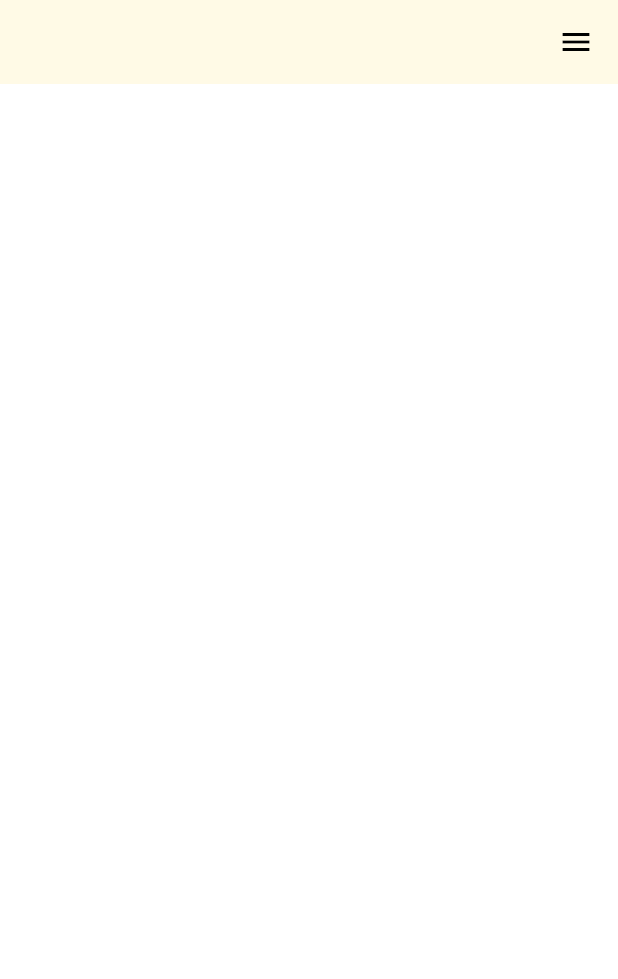
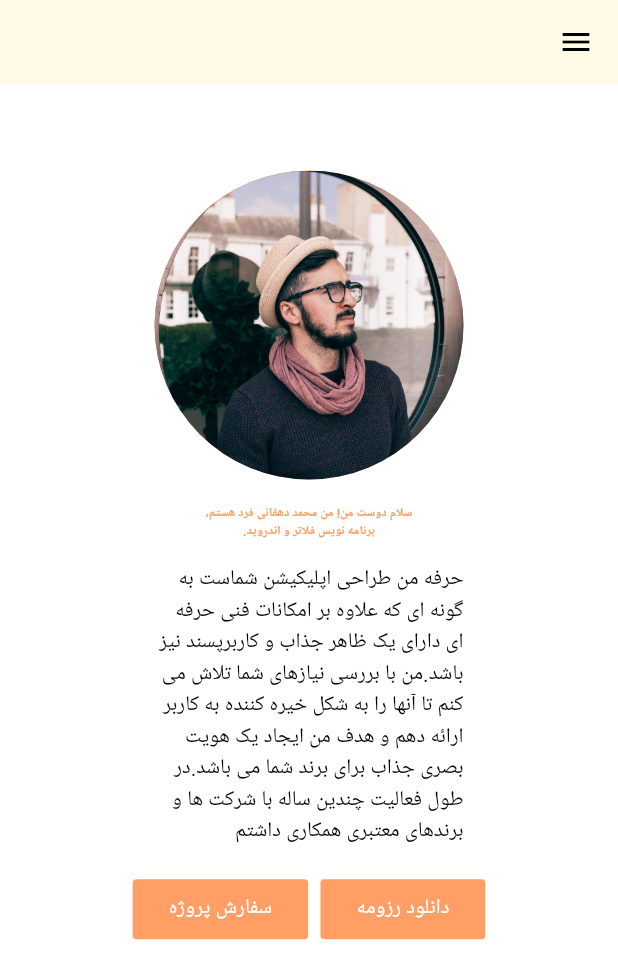
Before and after one commit to mohammad-dehghanifard/flutter_portfolio, a Flutter app: the screen it shows after launch, on a phone screen of 412 x 824 dp. Shown: the top 979 px of the screen. Run offline on Flutter 3.47's test engine with Material 3 defaults, Android fonts, the phone set to English and light mode, and no system bars.

Commit message:
impl MainContentWidget custom widget

```diff
--- a/lib/pages/main_page.dart
+++ b/lib/pages/main_page.dart
@@ -1,5 +1,6 @@
 import 'package:flutter/material.dart';
 import 'package:flutter_portfolio/helpers/responsive.dart';
+import 'package:flutter_portfolio/widgets/main_content_web_widget.dart';
 import 'package:flutter_portfolio/widgets/web_navigation_item_widget.dart';
 
 class MainPage extends StatelessWidget {
@@ -22,7 +23,9 @@ class MainPage extends StatelessWidget {
           body: AnimatedPadding(
             duration: const Duration(milliseconds: 300),
             padding: EdgeInsets.all(MediaQuery.sizeOf(context).width * 0.01),
+            child: SingleChildScrollView(
               child: Column(
+                crossAxisAlignment: CrossAxisAlignment.start,
                   children: [
                     // web navigation
                     if(Responsive.isDesktop(context))
@@ -31,8 +34,12 @@ class MainPage extends StatelessWidget {
                             text: webNavItem[index].text,
                             onTap: webNavItem[index].onTap)
                         ),
-                    )
+                      ),
+                    SizedBox(height: MediaQuery.sizeOf(context).height * 0.065),
+                    // main content
+                    const MainContentWidget()
                   ],
+              ),
             ),
           ),
         )
--- /dev/null
+++ b/lib/widgets/app_button_widget.dart
@@ -0,0 +1,26 @@
+import 'package:flutter/material.dart';
+
+class AppButtonWidget extends StatelessWidget {
+  const AppButtonWidget({
+    super.key, required this.text, required this.onTap,
+  });
+
+  final String text;
+  final VoidCallback onTap;
+
+  @override
+  Widget build(BuildContext context) {
+    return ElevatedButton(
+        style: ButtonStyle(
+            backgroundColor: MaterialStatePropertyAll(Theme.of(context).colorScheme.primaryContainer),
+            elevation: const MaterialStatePropertyAll(0),
+            shape: MaterialStatePropertyAll(
+                RoundedRectangleBorder(
+                    borderRadius: BorderRadius.circular(MediaQuery.sizeOf(context).width * 0.006)
+                )
+            )
+        ),
+        onPressed: onTap,
+        child: Text(text,style: const TextStyle(color: Colors.white),));
+  }
+}
--- /dev/null
+++ b/lib/widgets/main_content_web_widget.dart
@@ -0,0 +1,79 @@
+import 'package:flutter/material.dart';
+import 'package:flutter_portfolio/helpers/responsive.dart';
+import 'package:flutter_portfolio/widgets/app_button_widget.dart';
+
+class MainContentWidget extends StatelessWidget {
+  const MainContentWidget({super.key});
+
+  @override
+  Widget build(BuildContext context) {
+    final List<Widget> content = [
+      AnimatedPadding(
+        duration: const Duration(milliseconds: 500),
+        padding: EdgeInsets.only(
+            bottom: Responsive.isMobile(context) ? MediaQuery.sizeOf(context).height * 0.02 : 0,
+            left: Responsive.isDesktop(context) ? MediaQuery.sizeOf(context).width * 0.02 : 0
+        ),
+        child: AnimatedContainer(
+          duration: const Duration(milliseconds: 300),
+          width: Responsive.isMobile(context)
+              ?MediaQuery.sizeOf(context).height * 0.25
+              :MediaQuery.sizeOf(context).width * 0.25,
+          height: Responsive.isMobile(context)
+              ?MediaQuery.sizeOf(context).height * 0.25
+              :MediaQuery.sizeOf(context).width * 0.25,
+          decoration: BoxDecoration(
+            shape: BoxShape.circle,
+            color: Theme.of(context).colorScheme.primaryContainer,
+            image: const DecorationImage(
+                image: AssetImage("assets/images/avatar.jpg"),
+                fit: BoxFit.cover
+            ),
+
+          ),
+        ),
+      ),
+
+      Column(
+        crossAxisAlignment: CrossAxisAlignment.center,
+        mainAxisAlignment: MainAxisAlignment.center,
+        children: [
+          // title
+          Text("سلام دوست من! من محمد دهقانی فرد هستم،",style: TextStyle(
+              fontSize: MediaQuery.sizeOf(context).width * 0.02,fontWeight: FontWeight.w700,color: Theme.of(context).colorScheme.primaryContainer
+          ),),
+          Text("برنامه نویس فلاتر و اندروید.",style: TextStyle(
+              fontSize: MediaQuery.sizeOf(context).width * 0.02,fontWeight: FontWeight.w700,color: Theme.of(context).colorScheme.primaryContainer
+          ),),
+          SizedBox(height: MediaQuery.sizeOf(context).height * 0.02),
+          // content
+          SizedBox(
+            width:MediaQuery.sizeOf(context).width * 0.50,
+            child: const Text("حرفه من طراحی اپلیکیشن شماست به گونه ای که علاوه بر امکانات فنی حرفه ای دارای یک ظاهر جذاب و کاربرپسند نیز باشد.من با بررسی نیازهای شما تلاش می کنم تا آنها را به شکل خیره کننده به کاربر ارائه دهم و هدف من ایجاد یک هویت بصری جذاب برای برند شما می باشد.در طول فعالیت چندین ساله با شرکت ها و برندهای معتبری همکاری داشتم"),
+          ),
+          SizedBox(height: MediaQuery.sizeOf(context).height * 0.02),
+          Row(
+            mainAxisAlignment: MainAxisAlignment.center,
+            children: [
+              AppButtonWidget(text: "دانلود رزومه",onTap: () {}),
+              SizedBox(width: MediaQuery.sizeOf(context).width * 0.02),
+              AppButtonWidget(text: "سفارش پروژه",onTap: () {})
+            ],
+          )
+        ],
+      ),
+    ];
+    return Responsive(
+      desktop: Row(
+      crossAxisAlignment: CrossAxisAlignment.start,
+      children: content,),
+      mobile: Column(
+        mainAxisSize: MainAxisSize.min,
+        children: content,
+      ),
+      tablet: Column(
+        children: content,
+      ),
+    );
+  }
+}
--- a/pubspec.yaml
+++ b/pubspec.yaml
@@ -62,9 +62,8 @@ flutter:
   uses-material-design: true
 
   # To add assets to your application, add an assets section, like this:
-  # assets:
-  #   - images/a_dot_burr.jpeg
-  #   - images/a_dot_ham.jpeg
+  assets:
+    - assets/images/
 
   # An image asset can refer to one or more resolution-specific "variants", see
   # https://flutter.dev/assets-and-images/#resolution-aware
```
Also changed, not shown: assets/images/avatar.jpg (added). Lines whose indentation alone changed are shown as unchanged.
